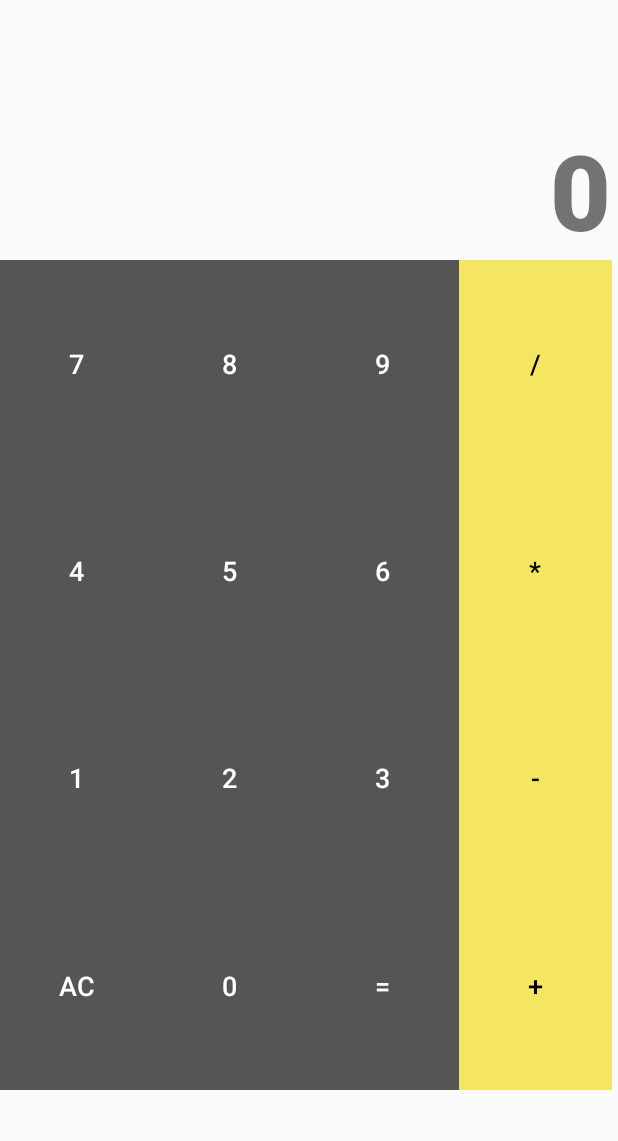
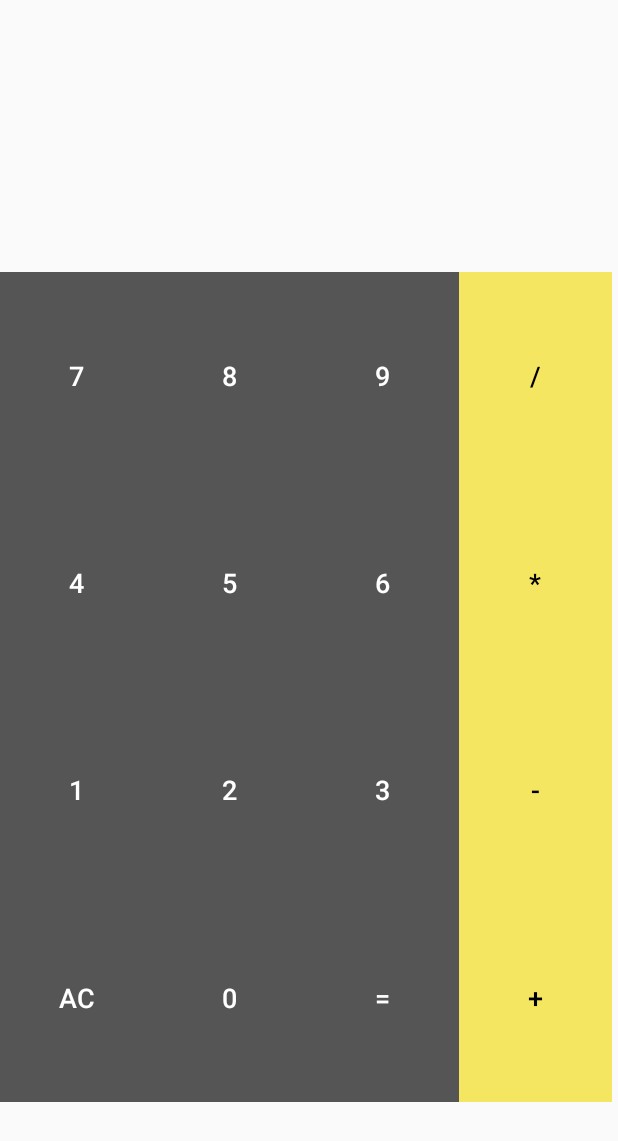
Before and after one commit to ThatzMeJ/Android-Calculator-, an Android app: the screen it shows after launch (MainActivity), on a phone screen of 412 x 824 dp. Shown: the top 1141 px of the screen. Run offline under Robolectric (Android 15) with nearby library versions, the phone set to English and light mode, and no system bars.

Commit message:
First commit

```diff
--- a/app/build.gradle.kts
+++ b/app/build.gradle.kts
@@ -29,10 +29,10 @@ android {
         sourceCompatibility = JavaVersion.VERSION_1_8
         targetCompatibility = JavaVersion.VERSION_1_8
     }
+
 }
 
 dependencies {
-
     implementation("androidx.appcompat:appcompat:1.6.1")
     implementation("com.google.android.material:material:1.11.0")
     implementation("androidx.constraintlayout:constraintlayout:2.1.4")
--- a/app/src/main/java/com/example/andriodcalculator/MainActivity.java
+++ b/app/src/main/java/com/example/andriodcalculator/MainActivity.java
@@ -1,14 +1,140 @@
 package com.example.andriodcalculator;
 
 import androidx.appcompat.app.AppCompatActivity;
+import android.os.Bundle;
+import android.view.View;
+import android.widget.Button;
+import android.widget.TextView;
 
-import android.os.Bundle;
+public class MainActivity extends AppCompatActivity implements View.OnClickListener {
 
-public class MainActivity extends AppCompatActivity {
+    private TextView textView;
+    private String operator;
+    private String num1 = ""; // Initialize to avoid null check
+    private String num2 = ""; // Initialize to avoid null check
 
     @Override
     protected void onCreate(Bundle savedInstanceState) {
         super.onCreate(savedInstanceState);
         setContentView(R.layout.activity_main);
+        textView = findViewById(R.id.inputDisplay);
+
+        // Initialize buttons
+        Button btn0 = findViewById(R.id.numBtn0);
+        Button btn1 = findViewById(R.id.numBtn1);
+        Button btn2 = findViewById(R.id.numBtn2);
+        Button btn3 = findViewById(R.id.numBtn3);
+        Button btn4 = findViewById(R.id.numBtn4);
+        Button btn5 = findViewById(R.id.numBtn5);
+        Button btn6 = findViewById(R.id.numBtn6);
+        Button btn7 = findViewById(R.id.numBtn7);
+        Button btn8 = findViewById(R.id.numBtn8);
+        Button btn9 = findViewById(R.id.numBtn9);
+        Button subBtn = findViewById(R.id.subtractBtn);
+        Button addBtn = findViewById(R.id.addBtn);
+        Button divBtn = findViewById(R.id.divideBtn);
+        Button multBtn = findViewById(R.id.multBtn);
+        Button clearBtn = findViewById(R.id.clearBtn);
+        Button equalsBtn = findViewById(R.id.equalsBtn);
+
+        // Set onClick listeners
+        btn0.setOnClickListener(this);
+        btn1.setOnClickListener(this);
+        btn2.setOnClickListener(this);
+        btn3.setOnClickListener(this);
+        btn4.setOnClickListener(this);
+        btn5.setOnClickListener(this);
+        btn6.setOnClickListener(this);
+        btn7.setOnClickListener(this);
+        btn8.setOnClickListener(this);
+        btn9.setOnClickListener(this);
+        subBtn.setOnClickListener(this);
+        addBtn.setOnClickListener(this);
+        divBtn.setOnClickListener(this);
+        multBtn.setOnClickListener(this);
+        clearBtn.setOnClickListener(this);
+        equalsBtn.setOnClickListener(this);
+    }
+
+    @Override
+    public void onClick(View v) {
+        // Get the ID of the clicked view
+        Button btnValue = (Button) v;
+        String value = textView.getText().toString();
+        String buttonText = btnValue.getText().toString();
+        int id = v.getId();
+
+        // Append button text for number buttons
+        if (id == R.id.numBtn0 || id == R.id.numBtn1 || id == R.id.numBtn2 || id == R.id.numBtn3 ||
+                id == R.id.numBtn4 || id == R.id.numBtn5 || id == R.id.numBtn6 || id == R.id.numBtn7 ||
+                id == R.id.numBtn8 || id == R.id.numBtn9) {
+            textView.setText(value + buttonText);
+        } else if (id == R.id.subtractBtn) {
+            // Handle subtractBtn click
+            num1 = value;
+            operator = "-";
+            textView.setText("");
+
+        } else if (id == R.id.addBtn) {
+            // Handle addBtn click
+            num1 = value;
+            operator = "+";
+            textView.setText("");
+        } else if (id == R.id.divideBtn) {
+            // Handle divideBtn click
+            num1 = value;
+            operator = "/";
+            textView.setText("");
+        } else if (id == R.id.multBtn) {
+            // Handle multBtn click
+            num1 = value;
+            operator = "*";
+            textView.setText("");
+        } else if (id == R.id.clearBtn) {
+            // Clear textView
+            textView.setText("");
+            num1 = "";
+            num2 = "";
+        } else if (id == R.id.equalsBtn) {
+            // Perform calculation
+            num2 = value;
+            performCalculation();
+        }
+    }
+
+    private void performCalculation() {
+        if (num1.isEmpty() && num2.isEmpty()) {
+            textView.setText("Error");
+            return;
+        }
+
+        double one = Double.parseDouble(num1);
+        double two = Double.parseDouble(num2);
+        double result = 0;
+
+        switch (operator) {
+            case "+":
+                result = one + two;
+                break;
+            case "-":
+                result = one - two;
+                break;
+            case "*":
+                result = one * two;
+                break;
+            case "/":
+                if (two != 0) {
+                    result = one / two;
+                } else {
+                    textView.setText("Error: Division by zero");
+                    return;
+                }
+                break;
+            default:
+                textView.setText("Unknown operator");
+                return;
+        }
+
+        textView.setText(String.valueOf(result));
     }
 }
--- a/app/src/main/res/layout/activity_main.xml
+++ b/app/src/main/res/layout/activity_main.xml
@@ -13,11 +13,11 @@
         android:layout_margin="8dp"
         android:fontFamily="sans-serif-black"
         android:gravity="end|bottom"
-        android:text="0"
+        android:text=""
         android:textAlignment="textEnd"
         android:textSize="70sp"
-        tools:layout_editor_absoluteX="8dp"
-        tools:layout_editor_absoluteY="8dp" />
+        app:layout_constraintEnd_toEndOf="parent"
+        app:layout_constraintTop_toTopOf="parent" />
 
     <GridLayout
         android:id="@+id/gridLayout"
@@ -25,156 +25,178 @@
         android:layout_height="553dp"
         android:columnCount="4"
         android:rowCount="4"
+        app:layout_constraintTop_toBottomOf="@id/inputDisplay"
         tools:layout_editor_absoluteX="3dp"
-        tools:layout_editor_absoluteY="175dp"
-        app:layout_constraintTop_toBottomOf="@id/inputDisplay">
+        tools:layout_editor_absoluteY="175dp">
 
         <Button
             android:id="@+id/numBtn7"
+            android:layout_rowWeight="1"
+            android:layout_columnWeight="1"
             android:layout_gravity="fill"
-            android:layout_columnWeight="1"
-            android:layout_rowWeight="1"
             android:background="#555"
+            android:text="@string/button_7"
             android:textColor="@color/white"
-            android:textSize="18sp"
-            android:text="@string/button_7" />
+            android:textSize="18sp" />
+
         <Button
             android:id="@+id/numBtn8"
+            android:layout_rowWeight="1"
+            android:layout_columnWeight="1"
             android:layout_gravity="fill"
-            android:layout_columnWeight="1"
-            android:layout_rowWeight="1"
             android:background="#555"
+            android:text="@string/button_8"
             android:textColor="@color/white"
-            android:textSize="18sp"
-            android:text="@string/button_8" />
+            android:textSize="18sp" />
+
         <Button
             android:id="@+id/numBtn9"
+            android:layout_rowWeight="1"
+            android:layout_columnWeight="1"
             android:layout_gravity="fill"
-            android:layout_columnWeight="1"
-            android:layout_rowWeight="1"
             android:background="#555"
+            android:text="@string/button_9"
             android:textColor="@color/white"
-            android:textSize="18sp"
-            android:text="@string/button_9" />
+            android:textSize="18sp" />
+
         <Button
             android:id="@+id/divideBtn"
+            android:layout_rowWeight="1"
+            android:layout_columnWeight="1"
             android:layout_gravity="fill"
-            android:layout_columnWeight="1"
-            android:layout_rowWeight="1"
             android:background="@color/yellow"
+            android:text="@string/divideButton"
             android:textColor="@color/black"
-            android:textSize="18sp"
-            android:text="@string/divideButton" />
+            android:textSize="18sp" />
+
         <Button
             android:id="@+id/numBtn4"
+            android:layout_rowWeight="1"
+            android:layout_columnWeight="1"
             android:layout_gravity="fill"
-            android:layout_columnWeight="1"
-            android:layout_rowWeight="1"
             android:background="#555"
+            android:text="@string/button_4"
             android:textColor="@color/white"
-            android:textSize="18sp"
-            android:text="@string/button_4" />
+            android:textSize="18sp" />
+
         <Button
             android:id="@+id/numBtn5"
+            android:layout_rowWeight="1"
+            android:layout_columnWeight="1"
             android:layout_gravity="fill"
-            android:layout_columnWeight="1"
-            android:layout_rowWeight="1"
             android:background="#555"
+            android:text="@string/button_5"
             android:textColor="@color/white"
-            android:textSize="18sp"
-            android:text="@string/button_5" />
+            android:textSize="18sp" />
+
         <Button
             android:id="@+id/numBtn6"
+            android:layout_rowWeight="1"
+            android:layout_columnWeight="1"
             android:layout_gravity="fill"
-            android:layout_columnWeight="1"
-            android:layout_rowWeight="1"
             android:background="#555"
+            android:text="@string/button_6"
             android:textColor="@color/white"
-            android:textSize="18sp"
-            android:text="@string/button_6" />
+            android:textSize="18sp" />
+
         <Button
             android:id="@+id/multBtn"
+            android:layout_rowWeight="1"
+            android:layout_columnWeight="1"
             android:layout_gravity="fill"
-            android:layout_columnWeight="1"
-            android:layout_rowWeight="1"
             android:background="#f4e660"
+            android:text="@string/multiplyButton"
             android:textColor="@color/black"
-            android:textSize="18sp"
-            android:text="@string/multiplyButton" />
+            android:textSize="18sp" />
+
         <Button
             android:id="@+id/numBtn1"
+            android:layout_rowWeight="1"
+            android:layout_columnWeight="1"
             android:layout_gravity="fill"
-            android:layout_columnWeight="1"
-            android:layout_rowWeight="1"
             android:background="#555"
+            android:text="@string/button_1"
             android:textColor="@color/white"
-            android:textSize="18sp"
-            android:text="@string/button_1" />
+            android:textSize="18sp" />
+
         <Button
             android:id="@+id/numBtn2"
+            android:layout_rowWeight="1"
+            android:layout_columnWeight="1"
             android:layout_gravity="fill"
-            android:layout_columnWeight="1"
-            android:layout_rowWeight="1"
             android:background="#555"
+            android:text="@string/button_2"
             android:textColor="@color/white"
-            android:textSize="18sp"
-            android:text="@string/button_2" />
+            android:textSize="18sp" />
+
         <Button
             android:id="@+id/numBtn3"
+            android:layout_rowWeight="1"
+            android:layout_columnWeight="1"
             android:layout_gravity="fill"
-            android:layout_columnWeight="1"
-            android:layout_rowWeight="1"
             android:background="#555"
+            android:text="@string/button_3"
             android:textColor="@color/white"
-            android:textSize="18sp"
-            android:text="@string/button_3" />
+            android:textSize="18sp" />
+
         <Button
             android:id="@+id/subtractBtn"
+            android:layout_rowWeight="1"
+            android:layout_columnWeight="1"
             android:layout_gravity="fill"
-            android:layout_columnWeight="1"
-            android:layout_rowWeight="1"
             android:background="#f4e660"
+            android:text="@string/subtractionButton"
             android:textColor="@color/black"
-            android:textSize="18sp"
-            android:text="@string/subtractionButton" />
+            android:textSize="18sp" />
+
         <Button
             android:id="@+id/clearBtn"
+            android:layout_rowWeight="1"
+            android:layout_columnWeight="1"
             android:layout_gravity="fill"
-            android:layout_columnWeight="1"
-            android:layout_rowWeight="1"
             android:background="#555"
+            android:text="@string/clearButton"
             android:textColor="@color/white"
-            android:textSize="18sp"
-            android:text="@string/clearButton" />
+            android:textSize="18sp" />
+
         <Button
             android:id="@+id/numBtn0"
+            android:layout_rowWeight="1"
+            android:layout_columnWeight="1"
             android:layout_gravity="fill"
-            android:layout_columnWeight="1"
-            android:layout_rowWeight="1"
             android:background="#555"
+            android:text="@string/button_0"
             android:textColor="@color/white"
-            android:textSize="18sp"
-            android:text="@string/button_0"/>
+            android:textSize="18sp" />
+
         <Button
             android:id="@+id/equalsBtn"
+            android:layout_rowWeight="1"
+            android:layout_columnWeight="1"
             android:layout_gravity="fill"
-            android:layout_columnWeight="1"
-            android:layout_rowWeight="1"
             android:background="#555"
+            android:text="@string/equalsButton"
             android:textColor="@color/white"
-            android:textSize="18sp"
-            android:text="@string/equalsButton" />
+            android:textSize="18sp" />
+
         <Button
             android:id="@+id/addBtn"
+            android:layout_rowWeight="1"
+            android:layout_columnWeight="1"
             android:layout_gravity="fill"
-            android:layout_columnWeight="1"
-            android:layout_rowWeight="1"
             android:background="#f4e660"
+            android:text="@string/addButton"
             android:textColor="@color/black"
-            android:textSize="18sp"
-            android:text="@string/addButton" />
+            android:textSize="18sp" />
 
     </GridLayout>
 
+    <androidx.constraintlayout.widget.Guideline
+        android:id="@+id/guideline"
+        android:layout_width="wrap_content"
+        android:layout_height="wrap_content"
+        android:orientation="vertical"
+        app:layout_constraintGuide_begin="20dp" />
+
 
 </androidx.constraintlayout.widget.ConstraintLayout>
```
